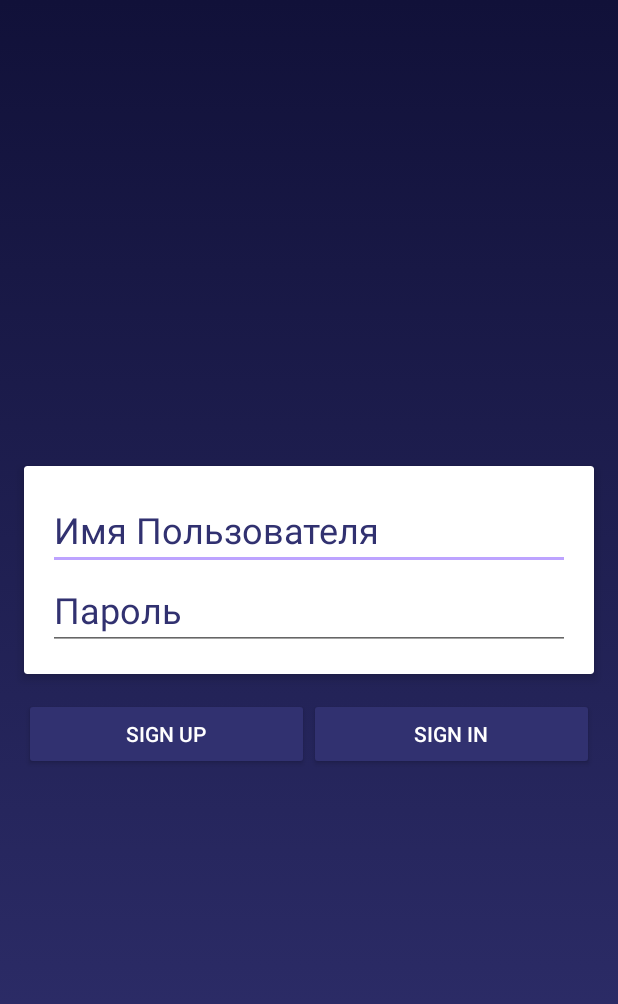
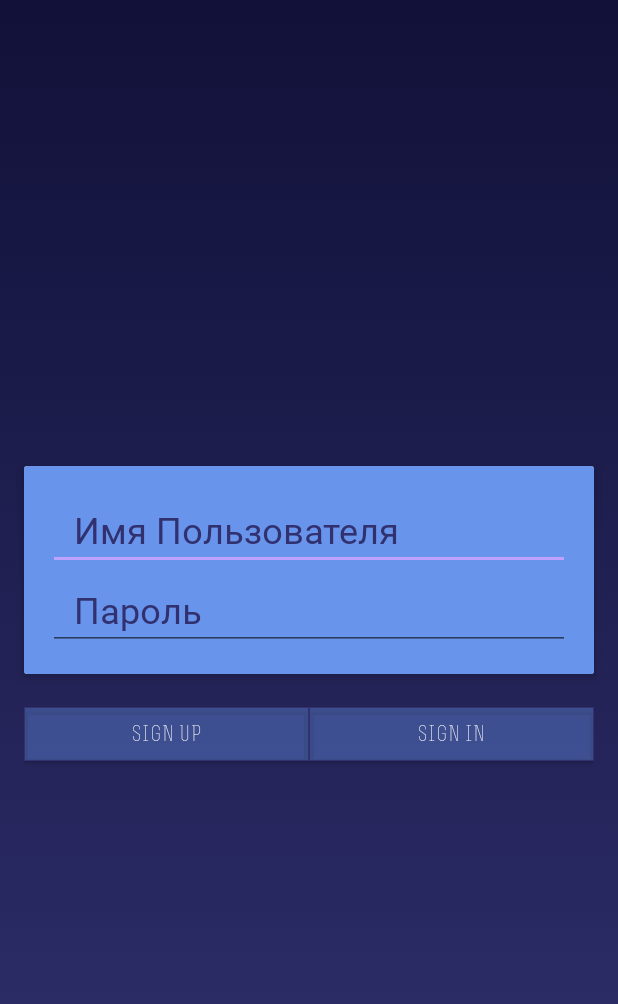
Before and after one commit to MariaForester/WhoWantsToBecomeLowLevelProgrammer, an Android app: the MultiplayerGame screen opened directly, with no data from a screen before it, on a phone screen of 412 x 824 dp. Shown: the top 1004 px of the screen. Run offline under Robolectric (Android 15) with nearby library versions, the phone set to English and light mode, and no system bars; our stand-ins replace Firebase (no records; nobody signed in at launch, a user with empty details on screens opened directly); libraries missing offline, so code that uses them is left out: com.rengwuxian.materialedittext; plain views replace MaterialEditText; 2 statements that could not run were skipped.

Commit message:
More changes in signing-in\up design

```diff
--- /dev/null
+++ b/app/src/main/res/drawable/darker_gradient.xml
@@ -0,0 +1,8 @@
+<?xml version="1.0" encoding="utf-8"?>
+<shape xmlns:android="http://schemas.android.com/apk/res/android"
+    android:shape="rectangle">
+    <gradient
+        android:startColor="#988ADC"
+        android:endColor="#668EDE"
+        android:angle="225"/>
+</shape>
--- a/app/src/main/res/layout/activity_mulpiplayer_game.xml
+++ b/app/src/main/res/layout/activity_mulpiplayer_game.xml
@@ -18,8 +18,7 @@
         app:layout_constraintLeft_toRightOf="parent"
         app:layout_constraintTop_toTopOf="parent">
 
-        <androidx.cardview.widget.CardView xmlns:android="http://schemas.android.com/apk/res/android"
-            xmlns:app="http://schemas.android.com/apk/res-auto"
+        <androidx.cardview.widget.CardView
             android:id="@+id/info_login"
             android:layout_width="match_parent"
             android:layout_height="wrap_content"
@@ -31,6 +30,7 @@
             <LinearLayout
                 android:layout_width="match_parent"
                 android:layout_height="wrap_content"
+                android:background="@color/buttonsNonTransparent"
                 android:orientation="vertical"
                 android:padding="16dp">
 
@@ -42,6 +42,7 @@
                     android:textColor="@color/colorPrimary"
                     android:textColorHint="@color/colorPrimary"
                     android:textSize="24sp"
+                    app:fontFamily="@font/rex_bold"
                     app:met_baseColor="@color/colorPrimary"
                     app:met_floatingLabel="highlight"
                     app:met_primaryColor="@color/colorPrimary"
@@ -56,6 +57,7 @@
                     android:textColor="@color/colorPrimary"
                     android:textColorHint="@color/colorPrimary"
                     android:textSize="24sp"
+                    app:fontFamily="@font/rex_bold"
                     app:met_baseColor="@color/colorPrimary"
                     app:met_floatingLabel="highlight"
                     app:met_primaryColor="@color/colorPrimary"
@@ -68,25 +70,37 @@
             android:layout_width="match_parent"
             android:layout_height="wrap_content"
             android:layout_below="@id/info_login"
+            android:layout_margin="8dp"
             android:orientation="horizontal"
-            android:weightSum="2"
-            android:layout_margin="8dp">
+            android:weightSum="2">
 
-            <Button
+            <com.google.android.material.button.MaterialButton
                 android:id="@+id/btn_sign_up"
-                style="@style/Widget.AppCompat.Button.Colored"
                 android:layout_width="0dp"
                 android:layout_height="wrap_content"
                 android:layout_weight="1"
-                android:text="Sign up" />
+                android:text="@string/sign_up"
+                android:textColor="@color/textColor"
+                app:backgroundTint="@color/buttons"
+                app:cornerRadius="0dp"
+                app:fontFamily="@font/rex_light"
+                app:rippleColor="#33AAAAAA"
+                app:strokeColor="@color/colorPrimary"
+                app:strokeWidth="0.5dp" />
 
-            <Button
+            <com.google.android.material.button.MaterialButton
                 android:id="@+id/btn_sign_in"
-                style="@style/Widget.AppCompat.Button.Colored"
                 android:layout_width="0dp"
                 android:layout_height="wrap_content"
                 android:layout_weight="1"
-                android:text="Sign in" />
+                android:text="@string/sign_in"
+                android:textColor="@color/textColor"
+                app:backgroundTint="@color/buttons"
+                app:cornerRadius="0dp"
+                app:fontFamily="@font/rex_light"
+                app:rippleColor="#33AAAAAA"
+                app:strokeColor="@color/colorPrimary"
+                app:strokeWidth="0.5dp" />
         </LinearLayout>
     </RelativeLayout>
 
--- a/app/src/main/res/layout/signing_up.xml
+++ b/app/src/main/res/layout/signing_up.xml
@@ -5,15 +5,14 @@
     android:layout_height="wrap_content"
     android:layout_margin="8dp"
     android:orientation="vertical"
-    app:cardElevation="4dp"
-   >
+    app:cardElevation="4dp">
 
     <LinearLayout
         android:layout_width="match_parent"
         android:layout_height="wrap_content"
+        android:background="@color/windowNonTransparent"
         android:orientation="vertical"
-        android:background="@color/buttons"
-       >
+        >
 
         <com.rengwuxian.materialedittext.MaterialEditText
             android:id="@+id/new_user_name_editing"
@@ -23,6 +22,7 @@
             android:textColor="@color/colorPrimaryDark"
             android:textColorHint="@color/colorPrimary"
             android:textSize="24sp"
+            app:fontFamily="@font/rex_bold"
             app:met_baseColor="@color/colorPrimary"
             app:met_floatingLabel="highlight"
             app:met_primaryColor="@color/colorPrimary2"
@@ -37,6 +37,7 @@
             android:textColor="@color/colorPrimary"
             android:textColorHint="@color/colorPrimary"
             android:textSize="24sp"
+            app:fontFamily="@font/rex_bold"
             app:met_baseColor="@color/colorPrimary"
             app:met_floatingLabel="highlight"
             app:met_primaryColor="@color/colorPrimary"
@@ -51,6 +52,7 @@
             android:textColor="@color/colorPrimary"
             android:textColorHint="@color/colorPrimary"
             android:textSize="24sp"
+            app:fontFamily="@font/rex_bold"
             app:met_baseColor="@color/colorPrimary"
             app:met_floatingLabel="highlight"
             app:met_primaryColor="@color/colorPrimary"
--- a/app/src/main/res/values-v21/styles.xml
+++ b/app/src/main/res/values-v21/styles.xml
@@ -4,10 +4,11 @@
     <style name="AlertDialogStyle" parent="ThemeOverlay.MaterialComponents.Dialog.Alert">
         <item name="android:colorAccent">@color/colorAccent</item>
         <item name="android:textColor">@color/textColor</item>
-        <item name="android:background">@color/buttons</item>
+        <item name="android:background">@color/windowNonTransparent</item>
         <item name="android:textColorPrimary">@color/colorPrimaryDark</item>
         <item name="buttonBarNegativeButtonStyle">@style/NegativeButtonStyle</item>
         <item name="buttonBarPositiveButtonStyle">@style/PositiveButtonStyle</item>
+        <item name="android:fontFamily">@font/rex_bold</item>
     </style>
 
     <style name="NegativeButtonStyle" parent="Widget.MaterialComponents.Button.TextButton.Dialog">
--- a/app/src/main/res/values/colors.xml
+++ b/app/src/main/res/values/colors.xml
@@ -10,5 +10,7 @@
     <color name="textColor">#FFFFFF</color>
     <color name="transparentLightBlue">#50E1FFFF</color>
     <color name="buttons">#606894EB</color>
+    <color name="buttonsNonTransparent">#6894EB</color>
+    <color name="windowNonTransparent">#7A9ADB</color>
     <color name="darkBlue">#040424</color>
 </resources>
--- a/app/src/main/res/values/strings.xml
+++ b/app/src/main/res/values/strings.xml
@@ -1,6 +1,5 @@
 <resources>
     <string name="app_name">LowLevelProgrammer</string>
-
     <string name="app_full_name">Who Wants to Become\na Low Level Programmer</string>
     <string name="local_game_rus">Локальная игра</string>
     <string name="multip_game_rus">Сетевая игра</string>
@@ -24,7 +23,9 @@
     <string name="the_next_question_rus">Следующий вопрос появится через:</string>
     <string name="fifty_fifty_description">Fifty-fifty help</string>
     <string name="contact_friend_description">Contact friend for help</string>
-    <string name="user_name_rus">Имя Пользователя</string>
-    <string name="pass_rus">Пароль</string>
-    <string name="email">E-mail</string>
+    <string name="user_name_rus">\tИмя Пользователя</string>
+    <string name="pass_rus">\tПароль</string>
+    <string name="email">\tE-mail</string>
+    <string name="sign_up">Sign up</string>
+    <string name="sign_in">Sign in</string>
 </resources>
```
